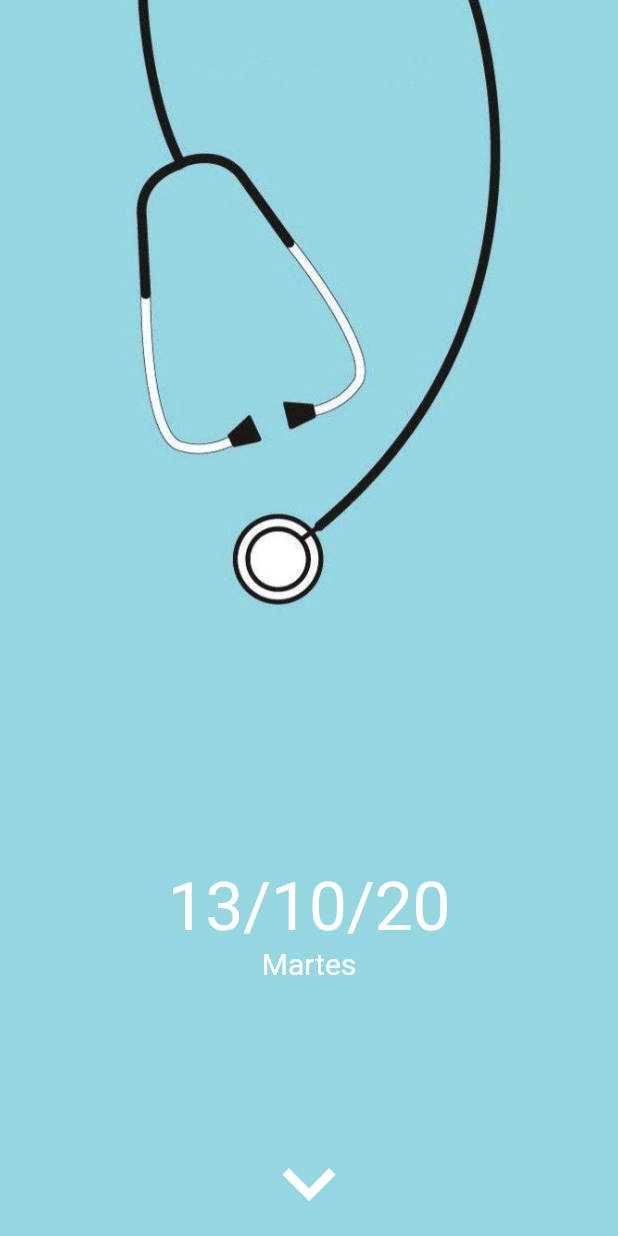
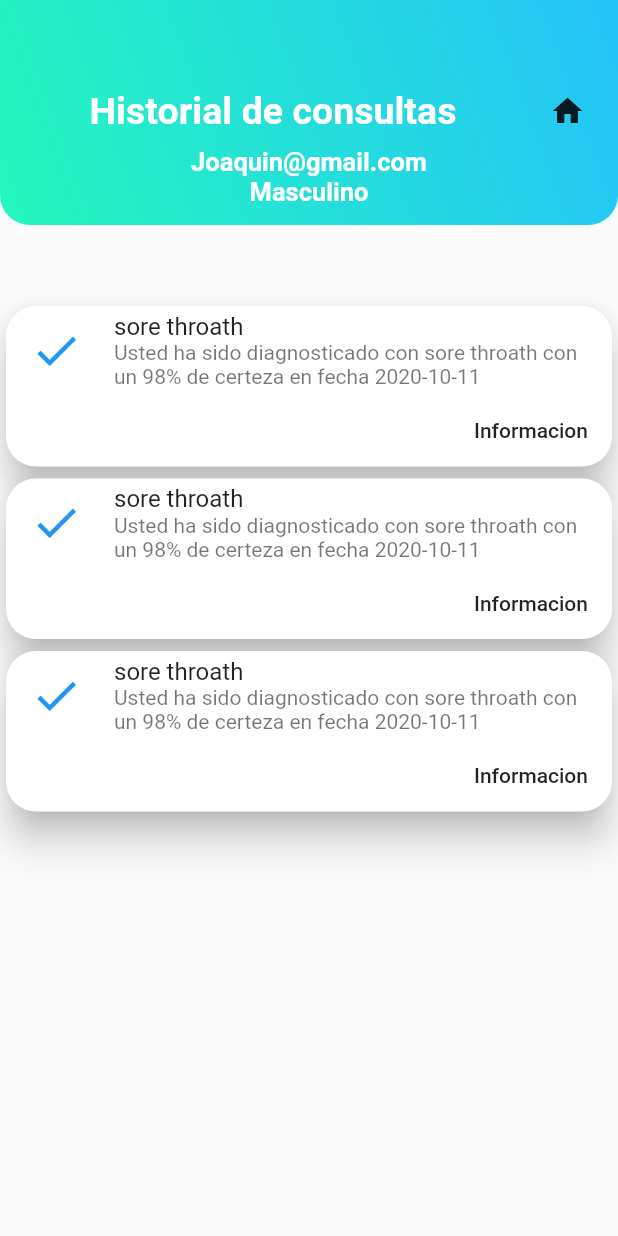
Before and after one commit to G3rson98/AsistenteMedicoFlutter-1, a Flutter app: the screen it shows after launch, on a phone screen of 412 x 824 dp. Run offline on Flutter 3.47's test engine with Material 2 defaults, Android fonts, the phone set to English and light mode, and no system bars; our stand-ins replace file_picker, flutter_speed_dial, shared_preferences; missing offline and left inert: flutter_share, mime_type.

Commit message:
historial

```diff
--- a/lib/main.dart
+++ b/lib/main.dart
@@ -1,4 +1,5 @@
 import 'package:asistentemedico/src/pages/alergia_page.dart';
+import 'package:asistentemedico/src/pages/historial_page.dart';
 import 'package:asistentemedico/src/pages/login_page.dart';
 import 'package:asistentemedico/src/pages/profile_page.dart';
 import 'package:asistentemedico/src/pages/registrarUsuario_page.dart';
@@ -31,7 +32,7 @@ class MyApp extends StatelessWidget {
     return MaterialApp(
       title: 'Asistente médico',
       debugShowCheckedModeBanner: false,
-      initialRoute: 'scroll',
+      initialRoute: 'historial',
       routes: {
         'home': (BuildContext context) => HomePage(),
         'informacion': (BuildContext context) => InformacionPage(),
@@ -45,6 +46,7 @@ class MyApp extends StatelessWidget {
         'registrarUsuario': (BuildContext context) => RegistrarUsuario(),
         'search': (BuildContext context) => SearchPage(),
         'alergias': (BuildContext context) => AlergiasPage(misAlergias: []),
+        'historial': (BuildContext context) => HistorialPage(),
       },
     );
   }
--- /dev/null
+++ b/lib/src/pages/historial_page.dart
@@ -0,0 +1,166 @@
+import 'dart:convert';
+
+import 'package:flutter/material.dart';
+import 'package:shared_preferences/shared_preferences.dart';
+import 'package:http/http.dart' as http;
+
+class HistorialPage extends StatefulWidget {
+  HistorialPage({Key key}) : super(key: key);
+
+  @override
+  _HistorialPageState createState() => _HistorialPageState();
+}
+
+class _HistorialPageState extends State<HistorialPage> {
+  String nombre;
+  String correo;
+  String sexo;
+  SharedPreferences _prefs;
+
+  @override
+  Widget build(BuildContext context) {
+    cargardatos();
+    getHistorial();
+    return Scaffold(
+      appBar: PreferredSize(
+        preferredSize: Size.fromHeight(150.0), // here the desired height
+        child: Container(
+          height: 200,
+          decoration: BoxDecoration(
+            borderRadius: BorderRadius.only(
+                bottomLeft: Radius.circular(20.0),
+                bottomRight: Radius.circular(20.0)),
+            gradient: LinearGradient(
+                begin: Alignment.bottomLeft,
+                end: Alignment.topRight,
+                colors: [
+                  Color.fromRGBO(36, 247, 188, 1.0),
+                  Color.fromRGBO(36, 196, 249, 1.0),
+                ]),
+          ),
+          child: Column(
+            //mainAxisAlignment: MainAxisAlignment.center,
+            children: <Widget>[
+              SizedBox(
+                height: 50.0,
+              ),
+              Row(
+                mainAxisAlignment: MainAxisAlignment.center,
+                children: <Widget>[
+                  SizedBox(
+                    width: 50.0,
+                  ),
+                  Text(
+                    'Historial de consultas',
+                    style: TextStyle(
+                        color: Colors.white,
+                        fontSize: 25,
+                        fontWeight: FontWeight.bold),
+                  ),
+                  SizedBox(
+                    width: 50.0,
+                  ),
+                  Align(
+                      alignment: Alignment.topRight,
+                      child: Container(
+                          child: IconButton(
+                              icon: Icon(Icons.home),
+                              onPressed: () {
+                                Navigator.of(context).pushNamed('begin');
+                              })))
+                ],
+              ),
+              Text(
+                'Joaquin@gmail.com',
+                style: TextStyle(
+                    color: Colors.white,
+                    fontSize: 17,
+                    fontWeight: FontWeight.bold),
+              ),
+              Text(
+                'Masculino',
+                style: TextStyle(
+                    color: Colors.white,
+                    fontSize: 17,
+                    fontWeight: FontWeight.bold),
+              ),
+            ],
+          ),
+        ),
+      ),
+      body: SingleChildScrollView(
+          child: Column(
+        children: <Widget>[
+          SizedBox(height: 50),
+          Column(
+            children: createRadioListAnswer(),
+          ),
+          SizedBox(height: 30),
+        ],
+      )),
+    );
+  }
+
+  Future<void> cargardatos() async {
+    _prefs = await SharedPreferences.getInstance();
+    this.correo= _prefs.getString('correo');
+    this.sexo = _prefs.getString('genero');
+  }
+
+  Future<void> getHistorial() async {
+    final idUsuario=_prefs.getString('id');
+    final url ='https://lit-dawn-93061.herokuapp.com/api/diagnostico/show?usuario_id=$idUsuario';
+    final resp = await http.get(url,
+        headers: {'Content-Type': 'application/json'});
+
+    final decodedData = json.decode(resp.body);
+    print(decodedData);
+  }
+
+  List<Widget> createRadioListAnswer() {
+    List<Widget> radioWidgets = [];
+    for (var i = 0; (i < 3); i++) {
+      radioWidgets.add(_cardTipo1('sore throath', '98', '2020-10-11'));
+    }
+    return radioWidgets;
+  }
+
+  Widget _cardTipo1(String enfermedad, String certeza, String fecha) {
+    return Card(
+      //elevation: Sirve para poner sombra a un card, de acuerdo al nivel de elevacion.
+      //shape: sirve para poner el card de diferentes formas: circulares, punteaguados, etc.
+      elevation: 10.0,
+      shape: RoundedRectangleBorder(borderRadius: BorderRadius.circular(20.0)),
+      child: Column(
+        children: <Widget>[
+          ListTile(
+            leading: Icon(
+              Icons.check,
+              color: Colors.blue,
+              size: 35.0,
+            ),
+            title: Text(enfermedad),
+            subtitle: Text(
+              'Usted ha sido diagnosticado con ' +
+                  enfermedad +
+                  ' con un ' +
+                  certeza +
+                  '% de certeza' +
+                  ' en fecha ' +
+                  fecha,
+            ),
+          ),
+          Row(
+            mainAxisAlignment: MainAxisAlignment.end,
+            children: <Widget>[
+              FlatButton(
+                child: Text('Informacion'),
+                onPressed: () {},
+              ),
+            ],
+          ),
+        ],
+      ),
+    );
+  }
+}
--- a/lib/src/pages/results_page.dart
+++ b/lib/src/pages/results_page.dart
@@ -65,7 +65,7 @@ class _ResultPageState extends State<ResultPage> {
 
                   ),
                   RaisedButton(
-                    child: Text('hola jeje'),
+                    child: Text('Siguiente'),
                     onPressed: () {
                       Navigator.push(
                           context,
--- a/lib/src/providers/translate_provider.dart
+++ b/lib/src/providers/translate_provider.dart
@@ -14,7 +14,7 @@ class TranslateProvider {
     var uri = Uri.parse(url);
     uri = uri.replace(queryParameters: {
       "target"  : "es",
-      "key"     : "",
+      "key"     : "AIzaSyAVHitzUIUOPPCfzlDeiLZHIcpNXMb1-VU",
       "q"       : text
     });
 
```
